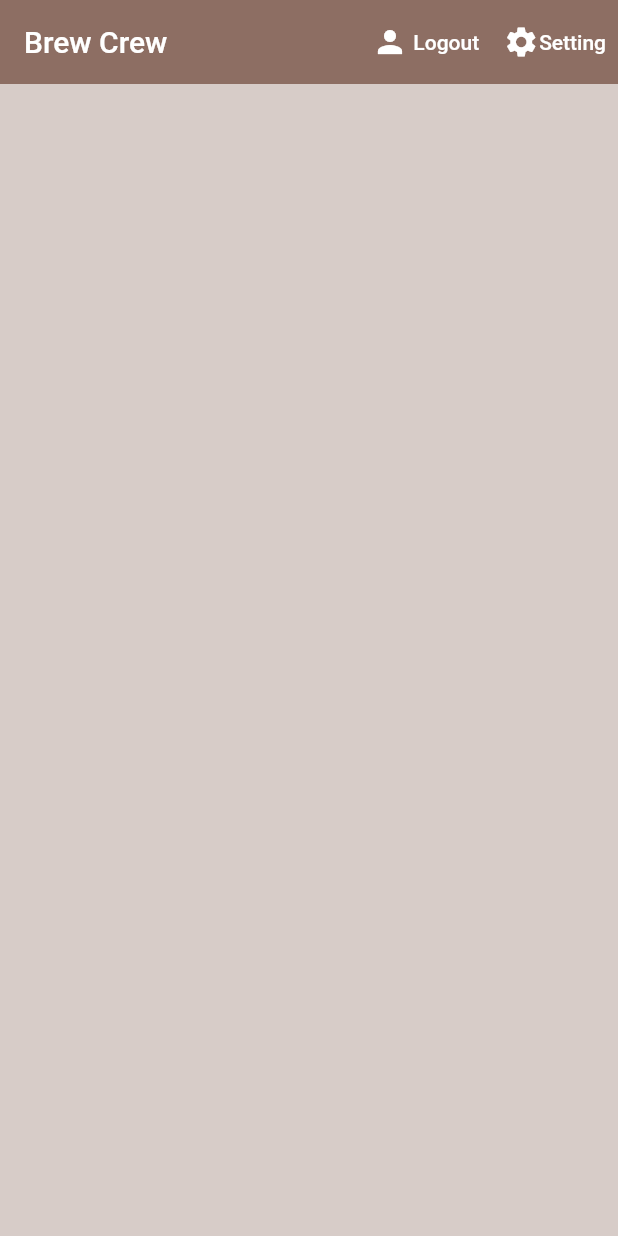
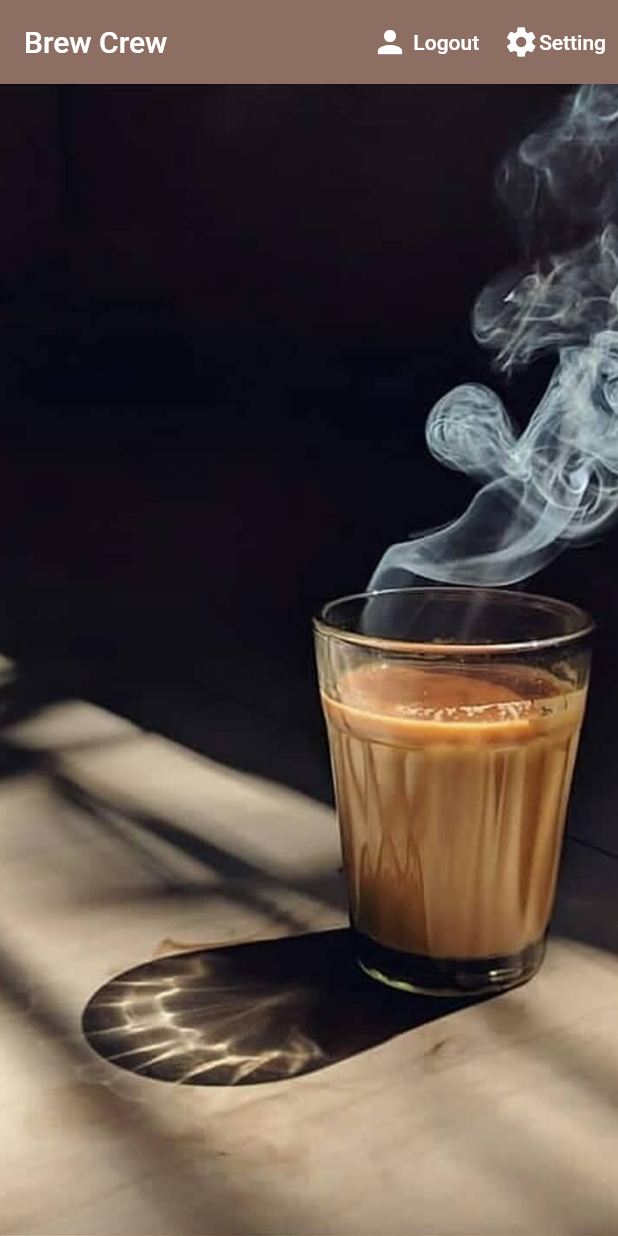
Before and after one commit to Drakunal/brew-crew, a Flutter app: the screen it shows once a user with an empty profile is signed in, on a phone screen of 412 x 824 dp. Run offline on Flutter 3.47's test engine with Material 2 defaults, Android fonts, the phone set to English and light mode, and no system bars; our stand-ins replace cloud_firestore, firebase_auth, firebase_core, flutter_spinkit; accounts and stored records are empty.

Commit message:
ui updated

```diff
--- a/lib/screens/home/home.dart
+++ b/lib/screens/home/home.dart
@@ -66,8 +66,11 @@ class Home extends StatelessWidget {
             )
           ],
         ),
-        body: Padding(
-          padding: const EdgeInsets.all(16.0),
+        body: Container(
+          // padding: const EdgeInsets.all(16.0),
+          decoration: BoxDecoration(
+              image: DecorationImage(
+                  image: AssetImage('assets/teaa.png'), fit: BoxFit.cover)),
           child: BrewList(),
         ),
       ),
--- a/pubspec.yaml
+++ b/pubspec.yaml
@@ -62,8 +62,8 @@ flutter:
   uses-material-design: true
 
   # To add assets to your application, add an assets section, like this:
-  # assets:
-  #   - images/a_dot_burr.jpeg
+  assets:
+    - assets/
   #   - images/a_dot_ham.jpeg
 
   # An image asset can refer to one or more resolution-specific "variants", see
```
Also changed, not shown: lib/screens/home/brew_list.dart (+5 -11 lines), assets/tea.png (added), assets/teaa.png (added).
